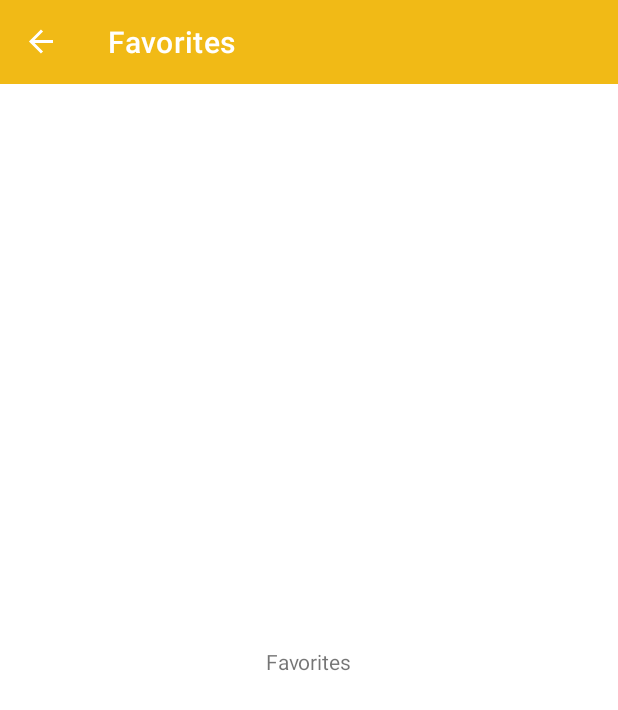
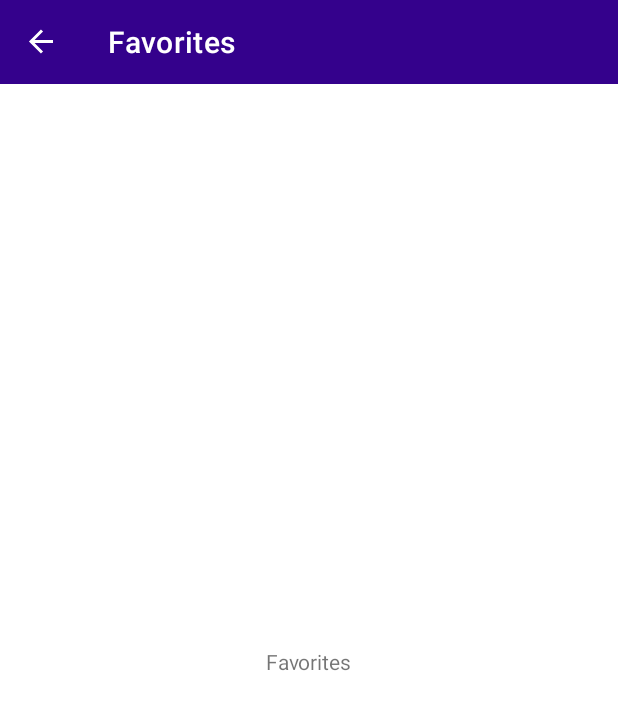
Before and after one commit to ikiugu/weather-app, an Android app: the screen it shows after launch (MainActivity), in the side drawer, after a tap on "Favorites", on a phone screen of 412 x 824 dp. Shown: the top 710 px of the screen. Run offline under Robolectric (Android 15) with nearby library versions, the light colour scheme and no system bars; our stand-ins replace Room's generated code, data binding, navigation-ui; libraries missing offline, so code that uses them is left out: com.jakewharton.retrofit2; 9 statements that could not run were skipped.

Commit message:
display colors with correct text

```diff
--- a/app/build.gradle
+++ b/app/build.gradle
@@ -2,6 +2,7 @@ plugins {
     id 'com.android.application'
     id 'kotlin-android'
     id 'kotlin-kapt'
+    id 'kotlin-android-extensions'
 }
 
 android {
--- a/app/src/main/java/com/ikiugu/weather/MainActivity.kt
+++ b/app/src/main/java/com/ikiugu/weather/MainActivity.kt
@@ -4,7 +4,6 @@ package com.ikiugu.weather
  * Created by Alfred Ikiugu on 09/06/2021
  */
 
-import android.graphics.Color
 import android.graphics.drawable.ColorDrawable
 import android.os.Build
 import android.os.Bundle
@@ -46,7 +45,7 @@ class MainActivity : AppCompatActivity() {
         setupActionBarWithNavController(navController, appBarConfiguration)
         navView.setupWithNavController(navController)
 
-        handleAppAndStatusBar()
+        handleAppAndStatusBar(R.color.sunny)
     }
 
     override fun onSupportNavigateUp(): Boolean {
@@ -54,12 +53,12 @@ class MainActivity : AppCompatActivity() {
         return navController.navigateUp(appBarConfiguration) || super.onSupportNavigateUp()
     }
 
-    fun handleAppAndStatusBar() {
+    fun handleAppAndStatusBar(color: Int) {
         if (Build.VERSION.SDK_INT >= Build.VERSION_CODES.LOLLIPOP) {
-            window.statusBarColor = Color.parseColor("#F1BA16")
+            window.statusBarColor = color
         }
 
-        val colorDrawable = ColorDrawable(Color.parseColor("#F1BA16"))
+        val colorDrawable = ColorDrawable(color)
         supportActionBar?.setBackgroundDrawable(colorDrawable)
         supportActionBar?.elevation = 0F
         supportActionBar?.title =""
--- a/app/src/main/java/com/ikiugu/weather/database/DatabaseEntities.kt
+++ b/app/src/main/java/com/ikiugu/weather/database/DatabaseEntities.kt
@@ -23,7 +23,8 @@ data class CurrentWeather constructor(
     companion object {
         fun CurrentWeather.asDomainModel(): ScreenWeather {
             return ScreenWeather(
-                temp = this.temperature
+                temp = this.temperature,
+                description = this.weatherName
             )
         }
     }
--- a/app/src/main/java/com/ikiugu/weather/domain/Models.kt
+++ b/app/src/main/java/com/ikiugu/weather/domain/Models.kt
@@ -5,5 +5,6 @@ package com.ikiugu.weather.domain
  */
 
 data class ScreenWeather(
-    val temp : Double
+    val temp : Double,
+    val description: String
 )
--- a/app/src/main/java/com/ikiugu/weather/ui/home/HomeFragment.kt
+++ b/app/src/main/java/com/ikiugu/weather/ui/home/HomeFragment.kt
@@ -29,7 +29,8 @@ class HomeFragment : Fragment() {
             inflater,
             R.layout.fragment_home,
             container,
-            false)
+            false
+        )
 
         homeViewModel =
             ViewModelProvider(this).get(HomeViewModel::class.java)
@@ -37,7 +38,12 @@ class HomeFragment : Fragment() {
         binding.lifecycleOwner = viewLifecycleOwner
         binding.viewModel = homeViewModel
 
-        (activity as MainActivity).handleAppAndStatusBar()
+        homeViewModel.appColors.observe(viewLifecycleOwner) { color ->
+            if (color != null) {
+                (activity as MainActivity).handleAppAndStatusBar(color)
+            }
+        }
+
 
 
         return binding.root
--- a/app/src/main/java/com/ikiugu/weather/ui/home/HomeViewModel.kt
+++ b/app/src/main/java/com/ikiugu/weather/ui/home/HomeViewModel.kt
@@ -6,7 +6,10 @@ package com.ikiugu.weather.ui.home
 
 import android.app.Application
 import androidx.lifecycle.AndroidViewModel
+import androidx.lifecycle.LiveData
+import androidx.lifecycle.Transformations
 import androidx.lifecycle.viewModelScope
+import com.ikiugu.weather.R
 import com.ikiugu.weather.database.getDatabase
 import com.ikiugu.weather.repository.WeatherRepository
 import kotlinx.coroutines.launch
@@ -18,6 +21,29 @@ class HomeViewModel(application: Application) : AndroidViewModel(application) {
 
     val currentWeatherTemp = weatherRepository.currWeather
 
+    val weatherIcon: LiveData<Int> = Transformations.map(currentWeatherTemp) {
+        when (it.description) {
+            "Clouds" -> R.drawable.sea_cloudy
+            else -> R.drawable.sea_sunnypng
+        }
+    }
+
+    val weatherText: LiveData<String> = Transformations.map(currentWeatherTemp) {
+        when (it.description) {
+            "Clouds" -> "Cloudy".uppercase()
+            else -> "Sunny".uppercase()
+        }
+    }
+
+    val appColors: LiveData<Int> = Transformations.map(weatherText) {
+        application.applicationContext.resources.getColor(
+            when (it) {
+                "Cloudy".uppercase() -> R.color.cloudy
+                else -> R.color.sunny
+            }
+        )
+    }
+
     init {
         viewModelScope.launch {
             weatherRepository.getCurrentWeather()
--- a/app/src/main/res/layout/fragment_home.xml
+++ b/app/src/main/res/layout/fragment_home.xml
@@ -20,7 +20,8 @@
             android:layout_width="0dp"
             android:layout_height="wrap_content"
             android:scaleType="fitXY"
-            android:src="@drawable/sea_sunnypng"
+            tools:src="@drawable/sea_sunnypng"
+            app:showCorrectImage="@{viewModel.weatherIcon}"
             app:layout_constraintEnd_toEndOf="parent"
             app:layout_constraintStart_toStartOf="parent"
             app:layout_constraintTop_toTopOf="parent" />
@@ -50,6 +51,7 @@
             android:text="SUNNY"
             android:textColor="@color/white"
             android:textSize="50sp"
+            app:showCorrectText="@{viewModel.weatherText}"
             app:hideTextViewIfNull="@{viewModel.currentWeatherTemp}"
             app:layout_constraintBottom_toBottomOf="@+id/weatherStatusImage"
             app:layout_constraintEnd_toEndOf="parent"
--- a/app/src/main/res/values/colors.xml
+++ b/app/src/main/res/values/colors.xml
@@ -7,4 +7,7 @@
     <color name="teal_700">#FF018786</color>
     <color name="black">#FF000000</color>
     <color name="white">#FFFFFFFF</color>
+    <color name="sunny">#F1BA16</color>
+    <color name="cloudy">#628494</color>
+    <color name="rainy">#57575d</color>
 </resources>
```
Also changed, not shown: app/src/main/java/com/ikiugu/weather/utils/BindingAdapters.kt (+14 -0 lines).
